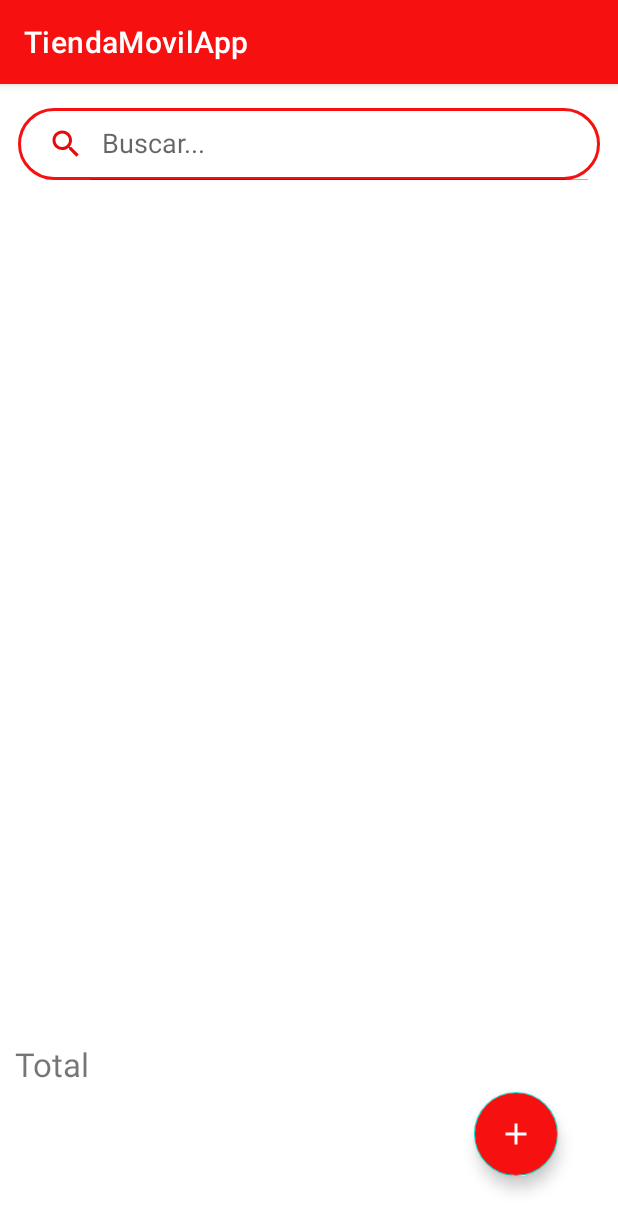
After one commit to juanitomemes/Tienda_Movl_App, an Android app: the VentaProductos screen opened directly, with no data from a screen before it, on a phone screen of 412 x 824 dp. The commit adds this screen. Shown: the top 1231 px of the screen. Run offline under Robolectric (Android 15) with nearby library versions, the phone set to English and light mode, and no system bars; our stand-ins replace Firebase (no records; nobody signed in at launch, a user with empty details on screens opened directly).

Commit message:
Segundo comit de la app Tienda movil, aqui se implemeto el modulo venta y se cambio los valores de string a entero (precio, cantidad)

```diff
--- a/app/src/main/AndroidManifest.xml
+++ b/app/src/main/AndroidManifest.xml
@@ -14,6 +14,9 @@
         android:supportsRtl="true"
         android:theme="@style/Theme.TiendaMovilApp"
         tools:targetApi="31">
+        <activity
+            android:name=".VentaProductos"
+            android:exported="false" />
         <activity
             android:name=".DetalleProducto"
             android:exported="false" />
--- a/app/src/main/java/com/example/tiendamovilapp/InsertarProducto.java
+++ b/app/src/main/java/com/example/tiendamovilapp/InsertarProducto.java
@@ -121,10 +121,10 @@ public class InsertarProducto extends AppCompatActivity {
 
         String codigoBarras = insertarCodigo.getText().toString();
         String nombre = insertarNombre.getText().toString();
-        String cantidad = insertarCantidad.getText().toString();
-        String precio = insertarPrecio.getText().toString();
+        int cantidad = Integer.parseInt(insertarCantidad.getText().toString());
+        int precio = Integer.parseInt(insertarPrecio.getText().toString());
 
-        DataClass dataClass = new DataClass(codigoBarras, nombre, cantidad, precio, imageURL);
+        DataClass dataClass = new DataClass(codigoBarras, nombre, cantidad, precio, imageURL, "");
 
         DatabaseReference ref= FirebaseDatabase.getInstance().getReference("Productos");
         String uid = ref.push().getKey(); //Obtenemos un id para la referencia, y generar el id del producto
--- a/app/src/main/java/com/example/tiendamovilapp/MyAdaptador.java
+++ b/app/src/main/java/com/example/tiendamovilapp/MyAdaptador.java
@@ -40,7 +40,7 @@ public class MyAdaptador extends RecyclerView.Adapter<MyViewHolder> {
         Glide.with(context).load(dataList.get(position).getDataImage()).into(holder.recImage);
         holder.recCodigo.setText(dataList.get(position).getDataCodigo());
         holder.recTitulo.setText(dataList.get(position).getDataNom());
-        holder.recPrecio.setText(dataList.get(position).getDataPrec());
+        holder.recPrecio.setText(String.valueOf(dataList.get(position).getDataPrec()));
 
         holder.recCard.setOnClickListener(new View.OnClickListener() {
             @Override
--- /dev/null
+++ b/app/src/main/java/com/example/tiendamovilapp/VentaProductos.java
@@ -0,0 +1,116 @@
+package com.example.tiendamovilapp;
+
+import android.os.Bundle;
+
+import androidx.activity.EdgeToEdge;
+import androidx.annotation.NonNull;
+import androidx.appcompat.app.AlertDialog;
+import androidx.appcompat.app.AppCompatActivity;
+import androidx.appcompat.widget.SearchView;
+import androidx.core.graphics.Insets;
+import androidx.core.view.ViewCompat;
+import androidx.core.view.WindowInsetsCompat;
+import androidx.recyclerview.widget.GridLayoutManager;
+import androidx.recyclerview.widget.RecyclerView;
+
+import com.google.android.material.floatingactionbutton.FloatingActionButton;
+import com.google.firebase.database.DataSnapshot;
+import com.google.firebase.database.DatabaseError;
+import com.google.firebase.database.DatabaseReference;
+import com.google.firebase.database.FirebaseDatabase;
+import com.google.firebase.database.ValueEventListener;
+
+import java.util.ArrayList;
+import java.util.List;
+
+public class VentaProductos extends AppCompatActivity {
+    FloatingActionButton fab;
+    RecyclerView recyclerViewVenta;
+    List<DataClass> dataList;
+    DatabaseReference databaseReference;
+    ValueEventListener eventListener;
+    SearchView searchView;
+    MyAdaptador adaptadorVenta;
+
+    @Override
+    protected void onCreate(Bundle savedInstanceState) {
+        super.onCreate(savedInstanceState);
+        EdgeToEdge.enable(this);
+        setContentView(R.layout.activity_venta_productos);
+        ViewCompat.setOnApplyWindowInsetsListener(findViewById(R.id.main), (v, insets) -> {
+            Insets systemBars = insets.getInsets(WindowInsetsCompat.Type.systemBars());
+            v.setPadding(systemBars.left, systemBars.top, systemBars.right, systemBars.bottom);
+            return insets;
+        });
+
+        fab = findViewById(R.id.fab);
+        recyclerViewVenta = findViewById(R.id.recyclerViewVenta);
+        searchView = findViewById(R.id.search);
+        searchView.clearFocus();
+
+        GridLayoutManager gridLayoutManager = new GridLayoutManager(VentaProductos.this, 1);
+        recyclerViewVenta.setLayoutManager(gridLayoutManager);
+
+        AlertDialog.Builder builder = new AlertDialog.Builder(VentaProductos.this);
+        builder.setCancelable(false);
+        builder.setView(R.layout.progress_layout);
+        AlertDialog dialog = builder.create();
+        dialog.show();
+
+        dataList = new ArrayList<>();
+
+
+
+        databaseReference = FirebaseDatabase.getInstance().getReference("Productos");
+        dialog.show();
+
+        eventListener = databaseReference.addValueEventListener(new ValueEventListener() {
+            @Override
+            public void onDataChange(@NonNull DataSnapshot snapshot) {
+                dataList.clear();
+                for (DataSnapshot itemSnapshot: snapshot.getChildren()){
+                    DataClass dataClass = itemSnapshot.getValue(DataClass.class);
+                    dataClass.setKey(itemSnapshot.getKey());
+
+                    dataList.add(dataClass);
+                }
+
+                dialog.dismiss();
+            }
+
+            @Override
+            public void onCancelled(@NonNull DatabaseError error) {
+                dialog.dismiss();
+            }
+        });
+
+        searchView.setOnQueryTextListener(new SearchView.OnQueryTextListener() {
+            @Override
+            public boolean onQueryTextSubmit(String query) {
+                return false;
+            }
+
+            @Override
+            public boolean onQueryTextChange(String newText) {
+                searchList(newText);
+                return true;
+            }
+        });
+
+
+    }
+
+    public void searchList(String text){
+        ArrayList<DataClass> searchList = new ArrayList<>();
+
+        for (DataClass dataClass: dataList){
+            if (dataClass.getDataNom().toLowerCase().contains(text.toLowerCase())){
+                searchList.add(dataClass);
+            }
+        }
+
+        adaptadorVenta = new MyAdaptador(VentaProductos.this, dataList);
+        recyclerViewVenta.setAdapter(adaptadorVenta);
+        adaptadorVenta.searchDataList(searchList);
+    }
+}
--- a/app/src/main/res/layout/activity_insertar_producto.xml
+++ b/app/src/main/res/layout/activity_insertar_producto.xml
@@ -66,6 +66,7 @@
                 android:background="@drawable/borde_cuadrado"
                 android:layout_marginTop="20dp"
                 android:padding="16dp"
+                android:inputType="number"
                 android:hint="Cantidad"
                 android:gravity="start|center_vertical"
                 android:textColor="@color/red"/>
@@ -76,6 +77,7 @@
                 android:background="@drawable/borde_cuadrado"
                 android:layout_marginTop="20dp"
                 android:padding="16dp"
+                android:inputType="number"
                 android:hint="Precio del producto"
                 android:gravity="start|center_vertical"
                 android:textColor="@color/red"/>
--- a/app/src/main/res/layout/activity_menu_principal.xml
+++ b/app/src/main/res/layout/activity_menu_principal.xml
@@ -76,6 +76,7 @@
                 android:gravity="center"
                 android:orientation="vertical">
                 <ImageView
+                    android:id="@+id/im_venta"
                     android:layout_width="80dp"
                     android:layout_height="80dp"
                     android:src="@drawable/ic_venta"
--- /dev/null
+++ b/app/src/main/res/layout/activity_venta_productos.xml
@@ -0,0 +1,78 @@
+<?xml version="1.0" encoding="utf-8"?>
+<RelativeLayout xmlns:android="http://schemas.android.com/apk/res/android"
+    xmlns:app="http://schemas.android.com/apk/res-auto"
+    xmlns:tools="http://schemas.android.com/tools"
+    android:id="@+id/main"
+    android:layout_width="match_parent"
+    android:layout_height="match_parent"
+    tools:context=".VentaProductos">
+
+    <androidx.appcompat.widget.SearchView
+        android:layout_width="match_parent"
+        android:layout_height="wrap_content"
+        android:layout_marginTop="16dp"
+        android:layout_marginStart="12dp"
+        android:layout_marginEnd="12dp"
+        android:id="@+id/search"
+        app:iconifiedByDefault="false"
+        app:searchHintIcon="@null"
+        app:queryHint="Buscar..."
+        android:focusable="false"
+        android:background="@drawable/borde_cuadrado"
+        app:closeIcon="@drawable/ic_clear"
+        app:searchIcon="@drawable/ic_buscar"/>
+
+    <androidx.recyclerview.widget.RecyclerView
+        android:layout_width="match_parent"
+        android:layout_height="match_parent"
+        android:id="@+id/recyclerViewVenta"
+        android:scrollbars="vertical"
+        android:layout_marginTop="20dp"
+        android:layout_below="@+id/search"/>
+
+
+    <LinearLayout
+        android:layout_width="match_parent"
+        android:layout_height="wrap_content"
+        android:layout_alignBottom="@+id/fab"
+        android:layout_marginBottom="60dp"
+        android:orientation="horizontal"
+        android:weightSum="2">
+
+        <TextView
+            android:layout_width="wrap_content"
+            android:layout_height="wrap_content"
+            android:text="Total"
+            android:paddingEnd="10dp"
+            android:paddingStart="10dp"
+            android:layout_weight="1"
+            android:textSize="22sp"/>
+
+        <TextView
+            android:layout_width="wrap_content"
+            android:layout_height="wrap_content"
+            android:text=""
+            android:gravity="end"
+            android:paddingEnd="10dp"
+            android:paddingStart="10dp"
+            android:layout_weight="1"
+            android:textSize="22sp"/>
+
+    </LinearLayout>
+
+    <com.google.android.material.floatingactionbutton.FloatingActionButton
+        android:layout_width="wrap_content"
+        android:layout_height="wrap_content"
+        android:id="@+id/fab"
+        android:layout_alignParentBottom="true"
+        android:layout_alignParentRight="true"
+        android:layout_margin="40dp"
+        android:src="@drawable/ic_add"
+
+        android:backgroundTint="@color/red"
+        app:tint = "@color/white"/>
+
+
+
+
+</RelativeLayout>
```
Also changed, not shown: app/src/main/java/com/example/tiendamovilapp/DataClass.java (+28 -7 lines), app/src/main/java/com/example/tiendamovilapp/MenuPrincipal.java (+11 -2 lines).
